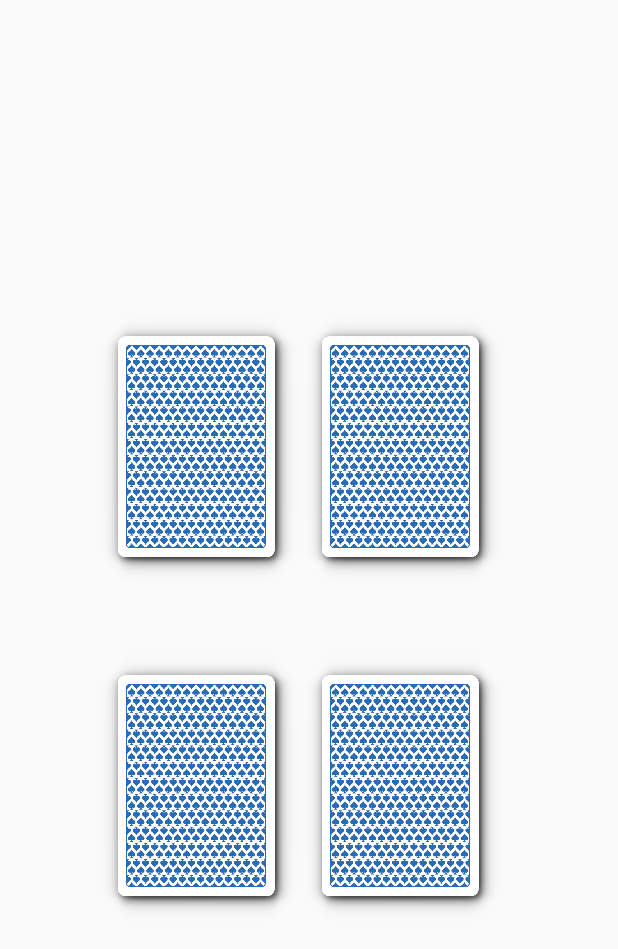
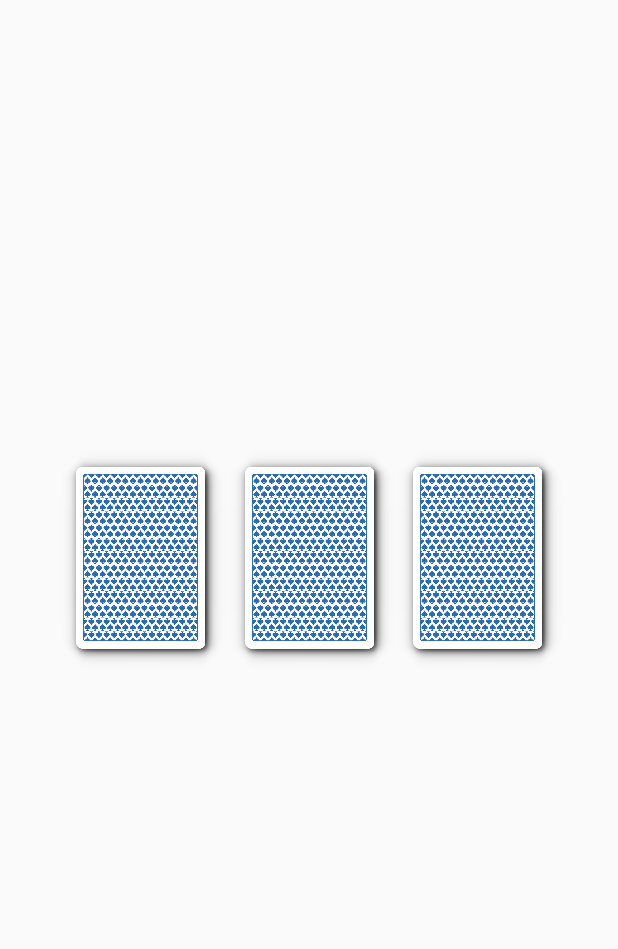
Before and after one commit to ToniTani/DinoApp, an Android app: the layout activity_game.xml on its own in the app's theme, with its tools: preview values and no code run, on a phone screen of 412 x 824 dp. Shown: the top 949 px of the screen. Run offline under Robolectric (Android 15) with nearby library versions, the phone set to English and light mode, and no system bars; Roboto replaces fonts that are not available here.

```diff
--- a/app/src/main/res/layout/activity_game.xml
+++ b/app/src/main/res/layout/activity_game.xml
@@ -7,52 +7,41 @@
     tools:context=".GameActivity">
 
     <ImageView
-        android:id="@+id/right_down"
-        android:layout_width="136dp"
-        android:layout_height="195dp"
-        android:layout_marginStart="200dp"
-        android:layout_marginEnd="75dp"
-        android:layout_marginBottom="170dp"
+        android:id="@+id/middle"
+        android:layout_width="112dp"
+        android:layout_height="153dp"
+        android:layout_marginTop="250dp"
+        android:layout_marginBottom="328dp"
         app:layout_constraintBottom_toBottomOf="parent"
-        app:layout_constraintEnd_toEndOf="parent"
-        app:layout_constraintStart_toStartOf="parent"
-        app:layout_constraintTop_toBottomOf="@id/right_up"
+        app:layout_constraintEnd_toStartOf="@+id/right"
+        app:layout_constraintStart_toEndOf="@+id/left"
+        app:layout_constraintTop_toTopOf="parent"
         app:srcCompat="@drawable/card_back" />
 
     <ImageView
-        android:id="@+id/left_down"
-        android:layout_width="136dp"
-        android:layout_height="195dp"
-        android:layout_marginStart="64dp"
-        android:layout_marginBottom="170dp"
+        android:id="@+id/right"
+        android:layout_width="112dp"
+        android:layout_height="153dp"
+        android:layout_marginTop="250dp"
+        android:layout_marginEnd="36dp"
+        android:layout_marginBottom="328dp"
         app:layout_constraintBottom_toBottomOf="parent"
-        app:layout_constraintEnd_toStartOf="@id/right_down"
-        app:layout_constraintStart_toStartOf="parent"
-        app:layout_constraintTop_toBottomOf="@id/left_up"
+        app:layout_constraintEnd_toEndOf="parent"
+        app:layout_constraintStart_toEndOf="@+id/middle"
+        app:layout_constraintTop_toTopOf="parent"
         app:srcCompat="@drawable/card_back" />
 
     <ImageView
-        android:id="@+id/right_up"
-        android:layout_width="136dp"
-        android:layout_height="195dp"
-        android:layout_marginStart="200dp"
-        android:layout_marginTop="171dp"
-        android:layout_marginEnd="75dp"
-        app:layout_constraintBottom_toTopOf="@+id/right_down"
-        app:layout_constraintEnd_toEndOf="parent"
+        android:id="@+id/left"
+        android:layout_width="112dp"
+        android:layout_height="153dp"
+        android:layout_marginStart="39dp"
+        android:layout_marginTop="250dp"
+        android:layout_marginBottom="328dp"
+        app:layout_constraintBottom_toBottomOf="parent"
+        app:layout_constraintEnd_toStartOf="@+id/middle"
         app:layout_constraintStart_toStartOf="parent"
         app:layout_constraintTop_toTopOf="parent"
         app:srcCompat="@drawable/card_back" />
 
-    <ImageView
-        android:id="@+id/left_up"
-        android:layout_width="136dp"
-        android:layout_height="195dp"
-        android:layout_marginStart="64dp"
-        android:layout_marginTop="171dp"
-        app:layout_constraintBottom_toTopOf="@id/left_down"
-        app:layout_constraintEnd_toStartOf="@id/right_up"
-        app:layout_constraintStart_toStartOf="parent"
-        app:layout_constraintTop_toTopOf="parent"
-        app:srcCompat="@drawable/card_back" />
 </androidx.constraintlayout.widget.ConstraintLayout>
```
Also changed, not shown: app/src/main/java/com/example/dinoapp/GameActivity.java (+72 -40 lines), app/src/main/java/com/example/dinoapp/MainActivity.java (+13 -0 lines).
